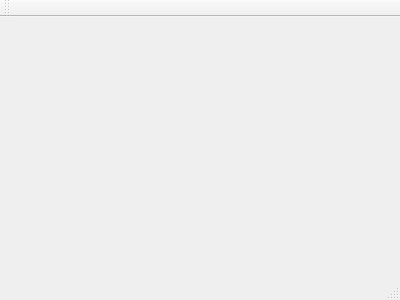
First picture: the form in mainwindow.ui, repository rpavlik/vrpn-wiimote-gui, before the edit.
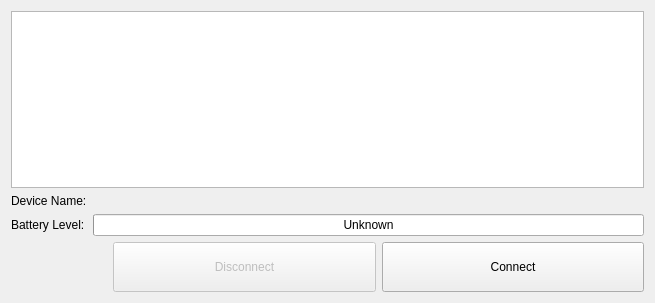
Second picture: the form after the edit.

```diff
--- a/mainwindow.ui
+++ b/mainwindow.ui
@@ -1,24 +1,120 @@
 <ui version="4.0">
  <class>MainWindow</class>
- <widget class="QMainWindow" name="MainWindow" >
-  <property name="geometry" >
+ <widget class="QMainWindow" name="MainWindow">
+  <property name="geometry">
    <rect>
     <x>0</x>
     <y>0</y>
-    <width>400</width>
-    <height>300</height>
+    <width>655</width>
+    <height>303</height>
    </rect>
   </property>
   <property name="windowTitle" >
    <string>MainWindow</string>
   </property>
-  <widget class="QMenuBar" name="menuBar" />
-  <widget class="QToolBar" name="mainToolBar" />
-  <widget class="QWidget" name="centralWidget" />
-  <widget class="QStatusBar" name="statusBar" />
+  <widget class="QWidget" name="centralWidget">
+   <layout class="QVBoxLayout" name="verticalLayout">
+    <item>
+     <widget class="QTextBrowser" name="textBrowser"/>
+    </item>
+    <item>
+     <layout class="QFormLayout" name="formLayout">
+      <item row="1" column="0">
+       <widget class="QLabel" name="label">
+        <property name="text">
+         <string>Battery Level:</string>
+        </property>
+       </widget>
+      </item>
+      <item row="1" column="1">
+       <widget class="QProgressBar" name="batteryBar">
+        <property name="maximum">
+         <number>100</number>
+        </property>
+        <property name="value">
+         <number>0</number>
+        </property>
+        <property name="format">
+         <string>Unknown</string>
+        </property>
+       </widget>
+      </item>
+      <item row="2" column="1">
+       <layout class="QHBoxLayout" name="horizontalLayout">
+        <item>
+         <spacer name="verticalSpacer">
+          <property name="orientation">
+           <enum>Qt::Vertical</enum>
+          </property>
+          <property name="sizeHint" stdset="0">
+           <size>
+            <width>20</width>
+            <height>65</height>
+           </size>
+          </property>
+         </spacer>
+        </item>
+        <item>
+         <widget class="QPushButton" name="disconnect">
+          <property name="enabled">
+           <bool>false</bool>
+          </property>
+          <property name="sizePolicy">
+           <sizepolicy hsizetype="Minimum" vsizetype="Expanding">
+            <horstretch>0</horstretch>
+            <verstretch>0</verstretch>
+           </sizepolicy>
+          </property>
+          <property name="text">
+           <string>Disconnect</string>
+          </property>
+         </widget>
+        </item>
+        <item>
+         <widget class="QPushButton" name="connect">
+          <property name="sizePolicy">
+           <sizepolicy hsizetype="Minimum" vsizetype="Expanding">
+            <horstretch>0</horstretch>
+            <verstretch>0</verstretch>
+           </sizepolicy>
+          </property>
+          <property name="text">
+           <string>Connect</string>
+          </property>
+         </widget>
+        </item>
+       </layout>
+      </item>
+      <item row="0" column="0">
+       <widget class="QLabel" name="label_2">
+        <property name="text">
+         <string>Device Name:</string>
+        </property>
+       </widget>
+      </item>
+      <item row="0" column="1">
+       <widget class="QLabel" name="deviceName">
+        <property name="text">
+         <string/>
+        </property>
+       </widget>
+      </item>
+     </layout>
+    </item>
+   </layout>
+  </widget>
+  <widget class="QMenuBar" name="menuBar">
+   <property name="geometry">
+    <rect>
+     <x>0</x>
+     <y>0</y>
+     <width>655</width>
+     <height>23</height>
+    </rect>
+   </property>
+  </widget>
  </widget>
- <layoutDefault spacing="6" margin="11" />
- <pixmapfunction></pixmapfunction>
+ <layoutdefault spacing="6" margin="11"/>
  <resources/>
  <connections/>
 </ui>
```
Left out of the diff: 5 changed lines with no effect on the pictures.
